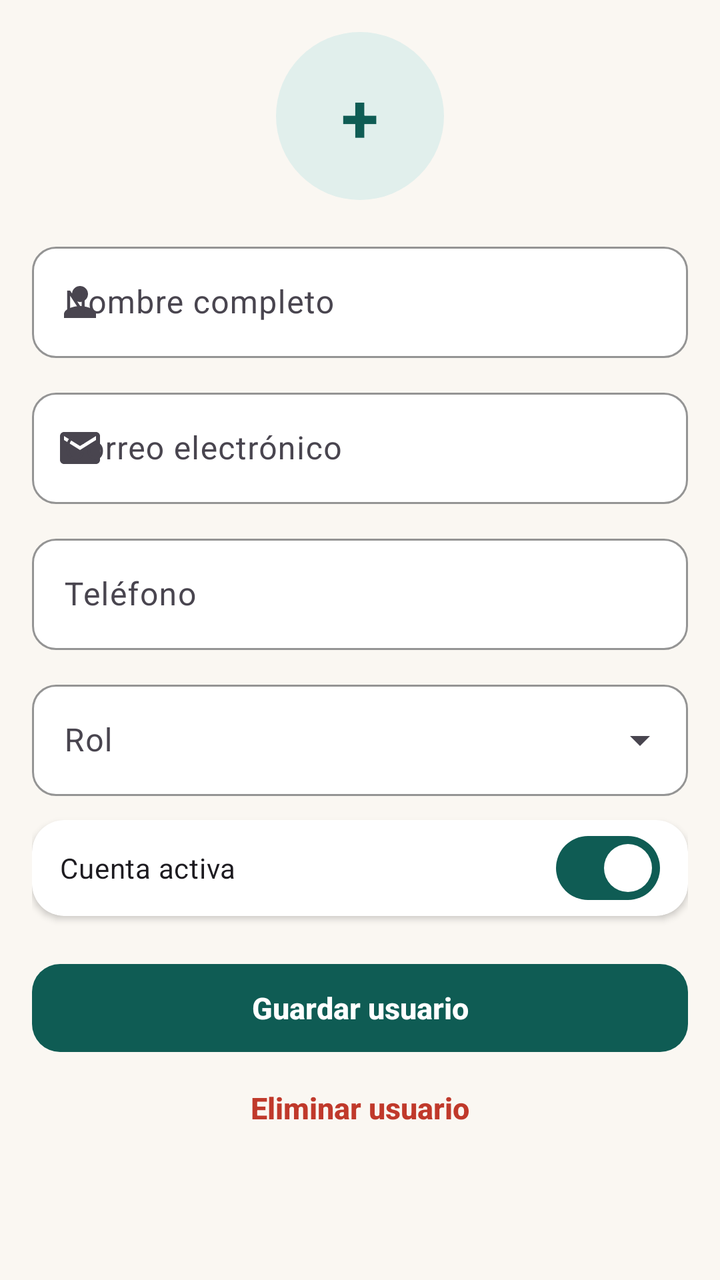
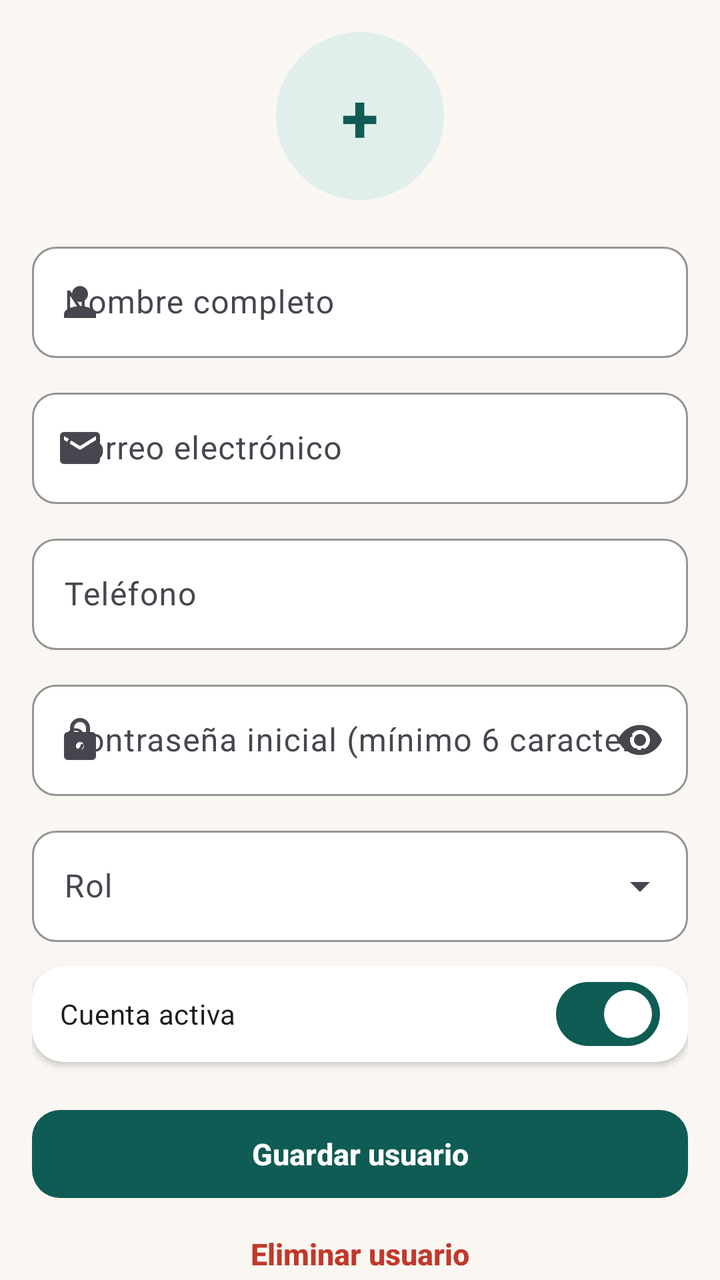

Screens rendered from an Android XML layout before and after an edit, with the pre-edit source and the edit as a unified diff.
<!-- AndroidManifest.xml: application theme Theme.Tramas -->
<!-- res/layout/fragment_user_form.xml -->
<?xml version="1.0" encoding="utf-8"?>
<androidx.core.widget.NestedScrollView xmlns:android="http://schemas.android.com/apk/res/android"
    xmlns:app="http://schemas.android.com/apk/res-auto"
    android:layout_width="match_parent"
    android:layout_height="match_parent">

    <LinearLayout
        android:layout_width="match_parent"
        android:layout_height="wrap_content"
        android:orientation="vertical"
        android:padding="@dimen/screen_padding">

        <TextView
            android:id="@+id/tvInitial"
            android:layout_width="84dp"
            android:layout_height="84dp"
            android:layout_gravity="center_horizontal"
            android:background="@drawable/bg_circle_soft"
            android:gravity="center"
            android:text="+"
            android:textColor="?attr/colorPrimary"
            android:textSize="34sp"
            android:textStyle="bold" />

        <com.google.android.material.textfield.TextInputLayout
            android:id="@+id/tilName"
            android:layout_width="match_parent"
            android:layout_height="wrap_content"
            android:layout_marginTop="18dp"
            android:hint="@string/nombre_completo"
            app:startIconDrawable="@drawable/ic_person">

            <com.google.android.material.textfield.TextInputEditText
                android:id="@+id/etName"
                android:layout_width="match_parent"
                android:layout_height="wrap_content"
                android:inputType="textPersonName|textCapWords" />
        </com.google.android.material.textfield.TextInputLayout>

        <com.google.android.material.textfield.TextInputLayout
            android:id="@+id/tilEmail"
            android:layout_width="match_parent"
            android:layout_height="wrap_content"
            android:layout_marginTop="12dp"
            android:hint="@string/correo_electronico"
            app:startIconDrawable="@drawable/ic_mail">

            <com.google.android.material.textfield.TextInputEditText
                android:id="@+id/etEmail"
                android:layout_width="match_parent"
                android:layout_height="wrap_content"
                android:inputType="textEmailAddress" />
        </com.google.android.material.textfield.TextInputLayout>

        <com.google.android.material.textfield.TextInputLayout
            android:id="@+id/tilPhone"
            android:layout_width="match_parent"
            android:layout_height="wrap_content"
            android:layout_marginTop="12dp"
            android:hint="@string/telefono"
            app:prefixText="+57 ">

            <com.google.android.material.textfield.TextInputEditText
                android:id="@+id/etPhone"
                android:layout_width="match_parent"
                android:layout_height="wrap_content"
                android:inputType="phone" />
        </com.google.android.material.textfield.TextInputLayout>

        <com.google.android.material.textfield.TextInputLayout
            android:id="@+id/tilRole"
            style="@style/Widget.Tramas.TextInput.Dropdown"
            android:layout_width="match_parent"
            android:layout_height="wrap_content"
            android:layout_marginTop="12dp"
            android:hint="@string/rol">

            <AutoCompleteTextView
                android:id="@+id/ddRole"
                android:layout_width="match_parent"
                android:layout_height="wrap_content"
                android:inputType="none" />
        </com.google.android.material.textfield.TextInputLayout>

        <com.google.android.material.card.MaterialCardView
            style="@style/Widget.Tramas.Card"
            android:layout_width="match_parent"
            android:layout_height="wrap_content"
            android:layout_marginTop="12dp">

            <com.google.android.material.materialswitch.MaterialSwitch
                android:id="@+id/switchActive"
                android:layout_width="match_parent"
                android:layout_height="wrap_content"
                android:checked="true"
                android:padding="14dp"
                android:text="@string/cuenta_activa" />
        </com.google.android.material.card.MaterialCardView>

        <com.google.android.material.button.MaterialButton
            android:id="@+id/btnSave"
            android:layout_width="match_parent"
            android:layout_height="wrap_content"
            android:layout_marginTop="20dp"
            android:text="@string/guardar_usuario" />

        <com.google.android.material.button.MaterialButton
            android:id="@+id/btnDelete"
            style="@style/Widget.Tramas.Button.Danger"
            android:layout_width="match_parent"
            android:layout_height="wrap_content"
            android:text="@string/eliminar_usuario" />
    </LinearLayout>
</androidx.core.widget.NestedScrollView>
<!-- resources referenced by this layout -->
<resources>
  <dimen name="screen_padding">16dp</dimen>
  <!-- drawable bg_circle_soft (drawable) -->
  <?xml version="1.0" encoding="utf-8"?>
  <shape xmlns:android="http://schemas.android.com/apk/res/android" android:shape="oval">
      <solid android:color="?attr/colorPrimaryContainer" />
  </shape>
  <string name="correo_electronico">Correo electrónico</string>
  <string name="cuenta_activa">Cuenta activa</string>
  <string name="eliminar_usuario">Eliminar usuario</string>
  <string name="guardar_usuario">Guardar usuario</string>
  <string name="nombre_completo">Nombre completo</string>
  <string name="rol">Rol</string>
  <string name="telefono">Teléfono</string>
  <style name="Widget.Tramas.Button.Danger" parent="Widget.Material3.Button.TextButton">
          <item name="android:textColor">@color/danger</item>
          <item name="android:textStyle">bold</item>
      </style>
  <style name="Widget.Tramas.Card" parent="Widget.Material3.CardView.Elevated">
          <item name="cardCornerRadius">@dimen/radius_card</item>
          <item name="cardElevation">@dimen/card_elevation</item>
          <item name="cardBackgroundColor">@color/surface</item>
      </style>
  <color name="danger">#C0392B</color>
  <dimen name="radius_card">16dp</dimen>
  <dimen name="card_elevation">2dp</dimen>
  <color name="surface">#FFFFFF</color>
  <color name="teal">#0F5C54</color>
  <color name="white">#FFFFFF</color>
  <color name="teal_dark">#0A3F3A</color>
  <color name="teal_soft">#E1EFEC</color>
  <color name="ochre">#E9A23B</color>
  <color name="ink">#1F2328</color>
  <color name="ochre_soft">#FBEFD6</color>
  <color name="line">#E3DED4</color>
  <color name="canvas">#FAF7F2</color>
  <color name="ink_muted">#6B7280</color>
  <style name="ShapeAppearance.Tramas.Small" parent="ShapeAppearance.Material3.SmallComponent">
          <item name="cornerFamily">rounded</item>
          <item name="cornerSize">10dp</item>
      </style>
  <style name="ShapeAppearance.Tramas.Medium" parent="ShapeAppearance.Material3.MediumComponent">
          <item name="cornerFamily">rounded</item>
          <item name="cornerSize">16dp</item>
      </style>
  <style name="Widget.Tramas.Chip" parent="Widget.Material3.Chip.Filter">
          <item name="chipCornerRadius">18dp</item>
          <item name="chipBackgroundColor">@color/surface</item>
          <item name="chipStrokeColor">@color/line</item>
          <item name="chipStrokeWidth">1dp</item>
      </style>
  <style name="Widget.Tramas.Toolbar" parent="Widget.Material3.Toolbar">
          <item name="android:background">?attr/colorPrimary</item>
          <item name="titleTextColor">@color/white</item>
          <item name="navigationIconTint">@color/white</item>
          <item name="android:elevation">0dp</item>
      </style>
  <dimen name="button_height">52dp</dimen>
  <dimen name="radius_button">14dp</dimen>
  <style name="Widget.Tramas.BottomNav.Indicator" parent="Widget.Material3.BottomNavigationView.ActiveIndicator">
          <item name="android:color">?attr/colorPrimaryContainer</item>
      </style>
  <!-- unchanged entries left out for length: 7 -->
</resources>

<!-- the commit's change to res/layout/fragment_user_form.xml (unified diff, before → after) -->
@@ -68,6 +68,22 @@
         </com.google.android.material.textfield.TextInputLayout>
 
         <com.google.android.material.textfield.TextInputLayout
+            android:id="@+id/tilPassword"
+            android:layout_width="match_parent"
+            android:layout_height="wrap_content"
+            android:layout_marginTop="12dp"
+            android:hint="@string/contrasena_inicial_minimo_6_caracteres"
+            app:endIconMode="password_toggle"
+            app:startIconDrawable="@drawable/ic_lock">
+
+            <com.google.android.material.textfield.TextInputEditText
+                android:id="@+id/etPassword"
+                android:layout_width="match_parent"
+                android:layout_height="wrap_content"
+                android:inputType="textPassword" />
+        </com.google.android.material.textfield.TextInputLayout>
+
+        <com.google.android.material.textfield.TextInputLayout
             android:id="@+id/tilRole"
             style="@style/Widget.Tramas.TextInput.Dropdown"
             android:layout_width="match_parent"
<!-- resource entries referenced after the edit -->
@@ -6,6 +6,14 @@
   <shape xmlns:android="http://schemas.android.com/apk/res/android" android:shape="oval">
       <solid android:color="?attr/colorPrimaryContainer" />
   </shape>
+  <!-- drawable ic_lock (drawable) -->
+  <?xml version="1.0" encoding="utf-8"?>
+  <vector xmlns:android="http://schemas.android.com/apk/res/android"
+      android:width="24dp" android:height="24dp" android:viewportWidth="24" android:viewportHeight="24"
+      android:tint="?attr/colorControlNormal">
+      <path android:fillColor="@android:color/white" android:pathData="M18,8h-1V6c0,-2.76 -2.24,-5 -5,-5S7,3.24 7,6v2H6c-1.1,0 -2,0.9 -2,2v10c0,1.1 0.9,2 2,2h12c1.1,0 2,-0.9 2,-2V10c0,-1.1 -0.9,-2 -2,-2zM12,17c-1.1,0 -2,-0.9 -2,-2s0.9,-2 2,-2 2,0.9 2,2 -0.9,2 -2,2zM9,8V6c0,-1.66 1.34,-3 3,-3s3,1.34 3,3v2H9z"/>
+  </vector>
+  <string name="contrasena_inicial_minimo_6_caracteres">Contraseña inicial (mínimo 6 caracteres)</string>
   <string name="correo_electronico">Correo electrónico</string>
   <string name="cuenta_activa">Cuenta activa</string>
   <string name="eliminar_usuario">Eliminar usuario</string>
